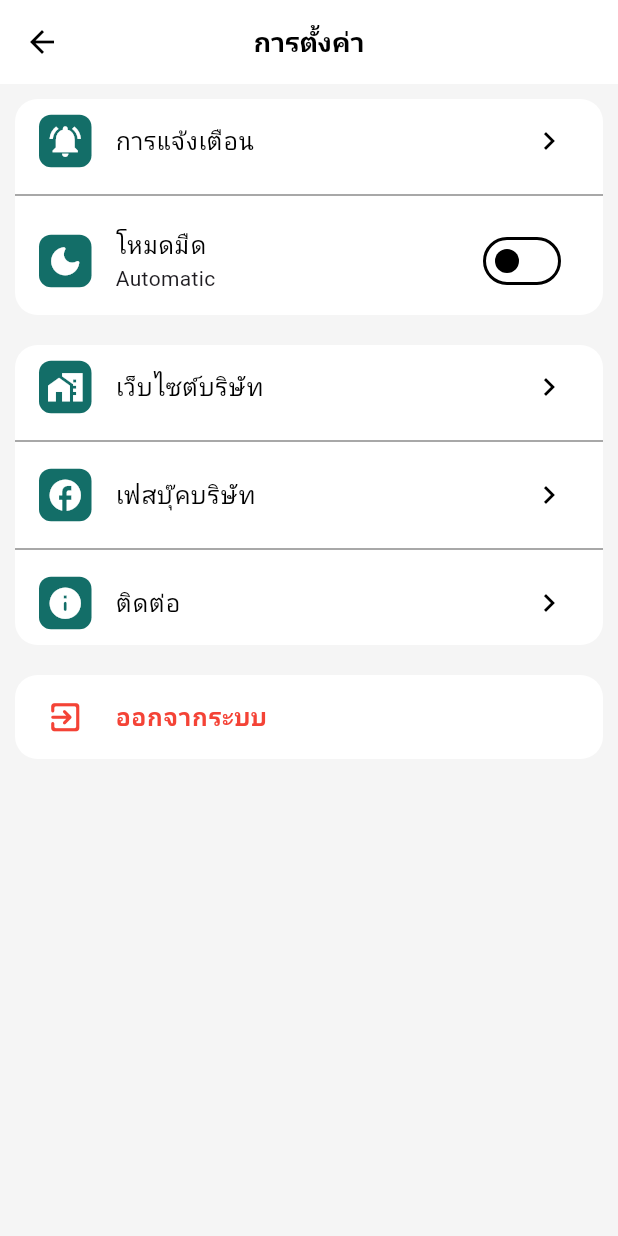
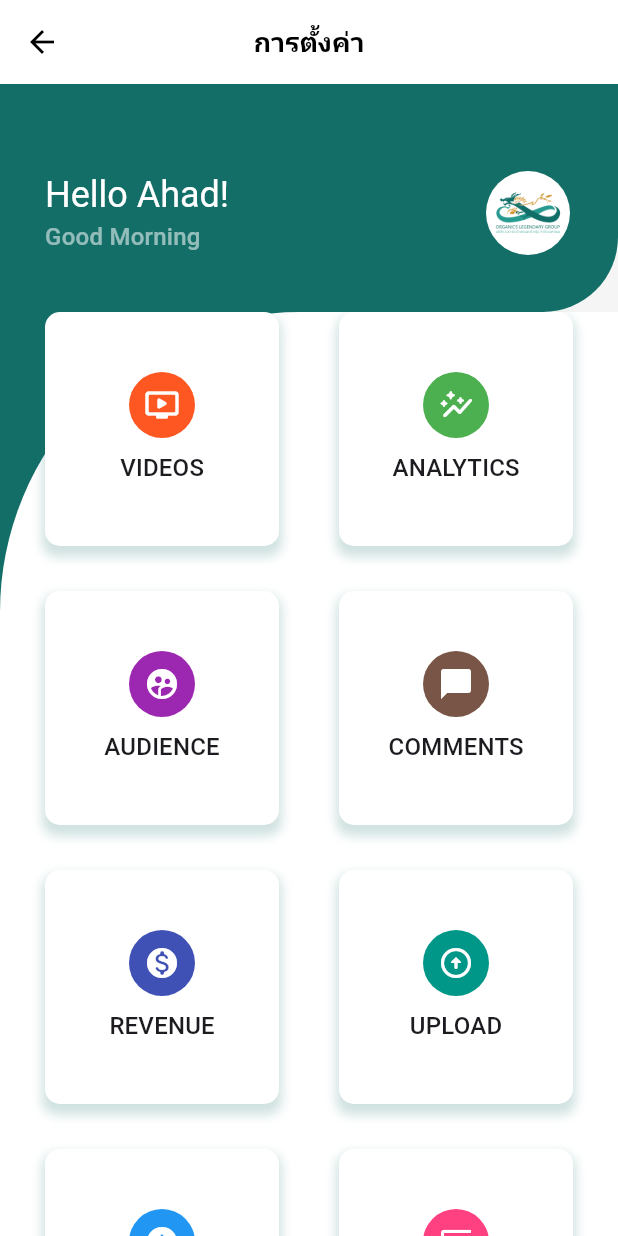
Before and after one commit to namesaransuk/organics_salary, a Flutter app: the SettingPage screen opened by its route, on a phone screen of 412 x 824 dp. Run offline on Flutter 3.47's test engine with Material 3 defaults, Android fonts, the phone set to English and light mode, and no system bars; drawn by our look-alikes of babstrap_settings_screen; our stand-ins replace carousel_slider, date_format, dotted_border, flutter_spinkit, font_awesome_flutter, get and 6 more; missing offline and left inert: animated_segmented_tab_control; Roboto replaces fonts that are missing (Prompt); project files that could hold a hidden picture were left out.

Commit message:
edit setting ui

```diff
--- a/lib/pages/setting/setting_page.dart
+++ b/lib/pages/setting/setting_page.dart
@@ -1,6 +1,8 @@
 import 'package:flutter/material.dart';
 import 'package:babstrap_settings_screen/babstrap_settings_screen.dart';
 import 'package:organics_salary/theme.dart';
+import 'package:url_launcher/url_launcher.dart';
+import 'package:font_awesome_flutter/font_awesome_flutter.dart';
 
 class SettingPage extends StatefulWidget {
   const SettingPage({super.key});
@@ -24,129 +26,111 @@ class _SettingPageState extends State<SettingPage> {
         ),
         centerTitle: true,
       ),
-      body: Padding(
-        padding: const EdgeInsets.all(10),
-        child: ListView(
-          children: [
-            // User card
-            // SmallUserCard(
-            //   cardColor: AppTheme.ognGreen,
-            //   userName: "Babacar Ndong",
-            //   userProfilePic: AssetImage("assets/img/organics_legendary.png",),
-            //   onTap: (){},
-            // ),
-            SettingsGroup(
-              items: [
-                SettingsItem(
-                  onTap: () {},
-                  icons: Icons.notifications_active,
-                  iconStyle: IconStyle(
-                    backgroundColor: AppTheme.ognGreen,
-                  ),
-                  title: 'การแจ้งเตือน',
-                  titleStyle: TextStyle(
-                    fontWeight: FontWeight.normal,
-                  ),
-                  // subtitle: "Make Ziar'App yours",
-                ),
-                SettingsItem(
-                  onTap: () {},
-                  icons: Icons.dark_mode_rounded,
-                  iconStyle: IconStyle(
-                    iconsColor: Colors.white,
-                    withBackground: true,
-                    backgroundColor: AppTheme.ognGreen,
-                  ),
-                  title: 'โหมดมืด',
-                  titleStyle: TextStyle(
-                    fontWeight: FontWeight.normal,
-                  ),
-                  subtitle: "Automatic",
-                  trailing: Switch.adaptive(
-                    // overlayColor:MaterialStatePropertyAll(Colors.black),
-                    // activeColor: Colors.black,
-                    // focusColor: Colors.black,
-                    thumbColor: MaterialStatePropertyAll(Colors.black),
-                    trackOutlineColor: MaterialStatePropertyAll(Colors.black),
-                    value: false,
-                    onChanged: (value) {},
+      body: ListView(
+        children: [
+          Container(
+            decoration: BoxDecoration(
+              color: Theme.of(context).primaryColor,
+              borderRadius: const BorderRadius.only(
+                bottomRight: Radius.circular(50),
+              ),
+            ),
+            child: Column(
+              children: [
+                const SizedBox(height: 50),
+                ListTile(
+                  contentPadding: const EdgeInsets.symmetric(horizontal: 30),
+                  title: Text('Hello Ahad!',
+                      style: Theme.of(context)
+                          .textTheme
+                          .headlineSmall
+                          ?.copyWith(color: Colors.white)),
+                  subtitle: Text('Good Morning',
+                      style: Theme.of(context)
+                          .textTheme
+                          .titleMedium
+                          ?.copyWith(color: Colors.white54)),
+                  trailing: const CircleAvatar(
+                    radius: 30,
+                    backgroundImage: AssetImage('assets/img/organics_legendary.png'),
                   ),
                 ),
+                const SizedBox(height: 30)
               ],
             ),
-            SettingsGroup(
-              items: [
-                SettingsItem(
-                  onTap: () {},
-                  icons: Icons.home_work,
-                  iconStyle: IconStyle(
-                    backgroundColor: AppTheme.ognGreen,
-                  ),
-                  title: 'เว็บไซต์บริษัท',
-                  titleStyle: TextStyle(
-                    fontWeight: FontWeight.normal,
-                  ),
-                  // subtitle: "Learn more about Ziar'App",
-                ),
-                SettingsItem(
-                  onTap: () {},
-                  icons: Icons.facebook,
-                  iconStyle: IconStyle(
-                    backgroundColor: AppTheme.ognGreen,
-                  ),
-                  title: 'เฟสบุ๊คบริษัท',
-                  titleStyle: TextStyle(
-                    fontWeight: FontWeight.normal,
-                  ),
-                  // subtitle: "Learn more about Ziar'App",
-                ),
-                SettingsItem(
-                  onTap: () {},
-                  icons: Icons.info_rounded,
-                  iconStyle: IconStyle(
-                    backgroundColor: AppTheme.ognGreen,
-                  ),
-                  title: 'ติดต่อ',
-                  titleStyle: TextStyle(
-                    fontWeight: FontWeight.normal,
-                  ),
-                  // subtitle: "Learn more about Ziar'App",
-                ),
-              ],
+          ),
+          Container(
+            color: Theme.of(context).primaryColor,
+            child: Container(
+              padding: const EdgeInsets.symmetric(horizontal: 30),
+              decoration: const BoxDecoration(
+                  color: Colors.white,
+                  borderRadius:
+                      BorderRadius.only(topLeft: Radius.circular(200))),
+              child: GridView.count(
+                shrinkWrap: true,
+                physics: const NeverScrollableScrollPhysics(),
+                crossAxisCount: 2,
+                crossAxisSpacing: 40,
+                mainAxisSpacing: 30,
+                children: [
+                  itemDashboard('Videos', Icons.ondemand_video_rounded,
+                      Colors.deepOrange),
+                  itemDashboard(
+                      'Analytics', Icons.auto_graph_rounded, Colors.green),
+                  itemDashboard(
+                      'Audience', Icons.supervised_user_circle_rounded, Colors.purple),
+                  itemDashboard(
+                      'Comments', Icons.messenger_rounded, Colors.brown),
+                  itemDashboard('Revenue', Icons.monetization_on_rounded,
+                      Colors.indigo),
+                  itemDashboard(
+                      'Upload', Icons.arrow_circle_up_rounded, Colors.teal),
+                  itemDashboard(
+                      'About', Icons.info, Colors.blue),
+                  itemDashboard(
+                      'Contact', Icons.devices, Colors.pinkAccent),
+                ],
+              ),
             ),
-            // You can add a settings title
-            SettingsGroup(
-              // settingsGroupTitle: "Account",
-              items: [
-                SettingsItem(
-                  onTap: () {},
-                  icons: Icons.exit_to_app_rounded,
-                  iconStyle: IconStyle(
-                      iconsColor: Colors.red, backgroundColor: Colors.white),
-                  title: "ออกจากระบบ",
-                  titleStyle: TextStyle(
-                    color: Colors.red,
-                    fontWeight: FontWeight.bold,
-                  ),
-                  trailing: Switch.adaptive(
-                    value: false,
-                    onChanged: (value) {},
-                  ),
-                ),
-                // SettingsItem(
-                //   onTap: () {},
-                //   icons: Icons.delete,
-                //   title: "Delete account",
-                //   titleStyle: TextStyle(
-                //     color: Colors.red,
-                //     fontWeight: FontWeight.bold,
-                //   ),
-                // ),
-              ],
-            ),
-          ],
-        ),
+          ),
+          const SizedBox(height: 20)
+        ],
       ),
     );
   }
+
+  itemDashboard(String title, IconData iconData, Color background) => Container(
+        decoration: BoxDecoration(
+            color: Colors.white,
+            borderRadius: BorderRadius.circular(10),
+            boxShadow: [
+              BoxShadow(
+                  offset: const Offset(0, 5),
+                  color: Theme.of(context).primaryColor.withOpacity(.2),
+                  spreadRadius: 2,
+                  blurRadius: 5)
+            ]),
+        child: Column(
+          mainAxisAlignment: MainAxisAlignment.center,
+          children: [
+            Container(
+                padding: const EdgeInsets.all(10),
+                decoration: BoxDecoration(
+                  color: background,
+                  shape: BoxShape.circle,
+                ),
+                child: Icon(iconData, color: Colors.white)),
+            const SizedBox(height: 8),
+            Text(title.toUpperCase(),
+                style: Theme.of(context).textTheme.titleMedium)
+          ],
+        ),
+      );
+
+  _open(String url) async {
+    if (await canLaunchUrl(Uri.parse(url))) {
+      launchUrl(Uri.parse(url));
+    }
+  }
 }
--- a/lib/pages/time_history/time_history_page.dart
+++ b/lib/pages/time_history/time_history_page.dart
@@ -195,7 +195,7 @@ class _TimeHistoryPageState extends State<TimeHistoryPage> {
                 }
 
                 return Card(
-                  margin: EdgeInsets.symmetric(vertical: 2),
+                  margin: EdgeInsets.symmetric(vertical: 2, horizontal: 5),
                   color: cardColor,
                   child: Padding(
                     padding:
--- a/pubspec.yaml
+++ b/pubspec.yaml
@@ -53,6 +53,8 @@ dependencies:
   babstrap_settings_screen: ^0.1.6
   sidebarx: ^0.16.3
   collection: ^1.18.0
+  url_launcher: ^6.2.2
+  font_awesome_flutter: ^10.6.0
 
 dev_dependencies:
   flutter_test:
```
Also changed, not shown: lib/pages/home/salary/salary_screen.dart (+131 -60 lines), pubspec.lock, 3 other files.
